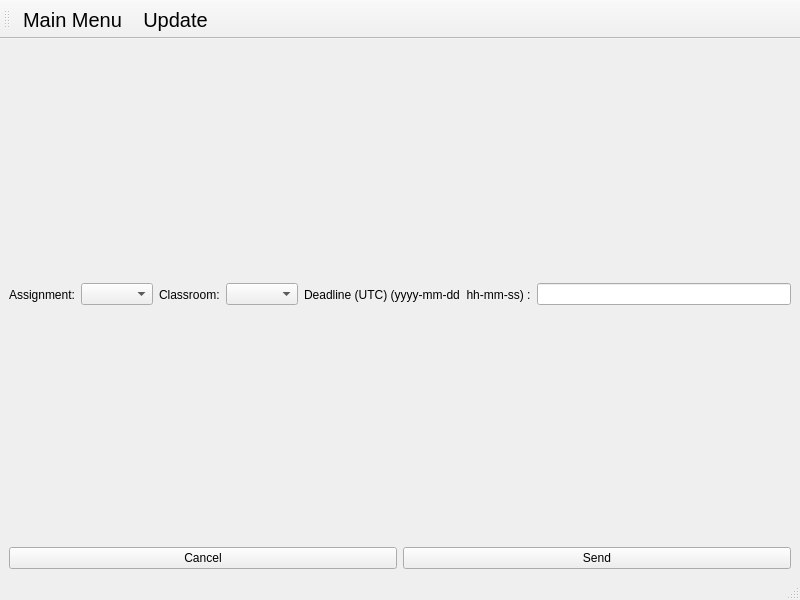
Oleksii-Adamov/OOP-4sem-project, file Client/Client/sendassignmentwindow.ui: the form before one commit.
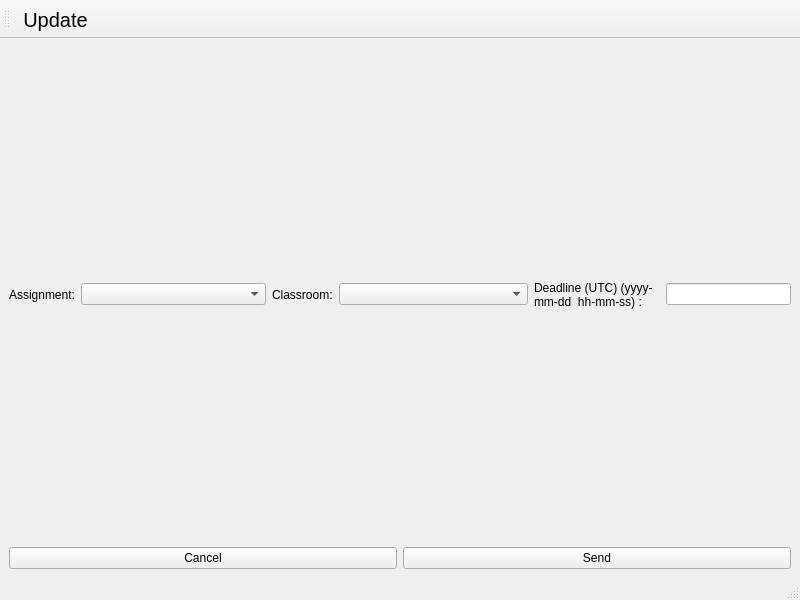
The form after the commit.

What changed in the file:
```diff
--- a/Client/Client/sendassignmentwindow.ui
+++ b/Client/Client/sendassignmentwindow.ui
@@ -61,13 +61,29 @@
        <layout class="QHBoxLayout" name="horizontalLayout_3">
         <item>
          <widget class="QLabel" name="label_deadline">
+          <property name="sizePolicy">
+           <sizepolicy hsizetype="Minimum" vsizetype="Preferred">
+            <horstretch>0</horstretch>
+            <verstretch>0</verstretch>
+           </sizepolicy>
+          </property>
           <property name="text">
            <string>Deadline (UTC) (yyyy-mm-dd  hh-mm-ss) :</string>
           </property>
+          <property name="wordWrap">
+           <bool>true</bool>
+          </property>
          </widget>
         </item>
         <item>
-         <widget class="QLineEdit" name="lineEdit_deadline"/>
+         <widget class="QLineEdit" name="lineEdit_deadline">
+          <property name="sizePolicy">
+           <sizepolicy hsizetype="Preferred" vsizetype="Fixed">
+            <horstretch>0</horstretch>
+            <verstretch>0</verstretch>
+           </sizepolicy>
+          </property>
+         </widget>
         </item>
        </layout>
       </item>
@@ -123,7 +139,6 @@
    <attribute name="toolBarBreak">
     <bool>false</bool>
    </attribute>
-   <addaction name="actionMain_Menu"/>
    <addaction name="actionUpdate"/>
   </widget>
   <action name="actionMain_Menu">
```
